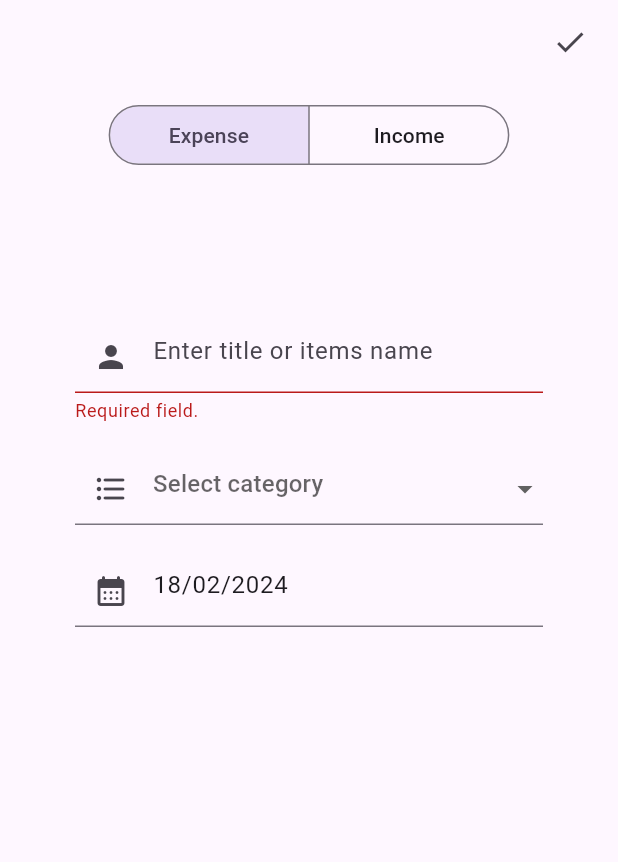
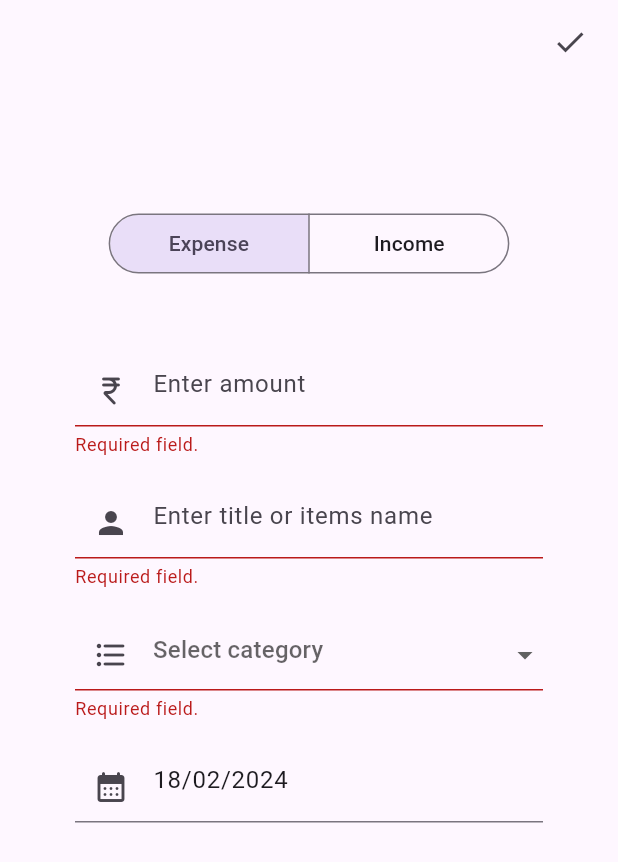
Before and after one commit to vrundraval24/Expense-Tracker, a Flutter app: the AddExpensePage screen opened by its route, after a tap on the "check" icon, on a phone screen of 412 x 824 dp. Shown: the top 862 px of the screen. Run offline on Flutter 3.47's test engine with Material 3 defaults, Android fonts, the phone set to English and light mode, and no system bars; our stand-ins replace appwrite, flutter_bloc, font_awesome_flutter, get_it, go_router, hive_flutter and 1 more; accounts and stored records are empty.

Commit message:
add expense page ui completed i guess. one error solved of global key which was occurring due to fast back and forth of add expense page.

```diff
--- a/lib/core/enums/enums.dart
+++ b/lib/core/enums/enums.dart
@@ -0,0 +1,12 @@
+enum TransactionType {
+  EXPENSE,
+  INCOME,
+}
+
+enum Category {
+  FOOD,
+  CLOTHES,
+  HEALTHCARE,
+  ENTERTAINMENT,
+  TRAVEL
+}
--- a/lib/cubits/add_expense_page_cubit/add_expense_page_cubit.dart
+++ b/lib/cubits/add_expense_page_cubit/add_expense_page_cubit.dart
@@ -7,28 +7,27 @@ import 'package:intl/intl.dart';
 part 'add_expense_page_state.dart';
 
 class AddExpensePageCubit extends Cubit<AddExpensePageState> {
-  AddExpensePageCubit()
-      : super(
-          AddExpensePageInitial(
-            selectedType: {'expense'},
-          ),
-        ) {
+  AddExpensePageCubit() : super(AddExpensePageInitial()) {
+
+    // Initialization
     dateController.text = DateFormat('dd/MM/yyyy').format(DateTime.now());
-    createDropDownMenu();
   }
 
+  bool isItemSelected = false;
+  DateTime selectedDate = DateTime.now();
+  Set<String> selectedType = {'expense'};
+
+  final GlobalKey<FormState> addExpenseFormKey = GlobalKey<FormState>();
+
+  final amountController = TextEditingController();
   final titleController = TextEditingController();
   final dateController = TextEditingController();
 
-  final GlobalKey<FormState> addExpenseFormKey = GlobalKey<FormState>();
+  // void changeSegment(Set<String> type) {
+  //   emit(AddExpensePageInitial(selectedType: type));
+  // }
 
-  DateTime selectedDate = DateTime.now();
-
-  Icon categoryIcon = Icon(FontAwesomeIcons.list);
-
-  void changeSegment(Set<String> type) {
-    emit(AddExpensePageInitial(selectedType: type));
-  }
+  // final List<DropdownMenuEntry<CategoryModel>> dropdownMenuEntryList = [];
 
   // void createDropDownMenu() {
   //
@@ -44,43 +43,4 @@ class AddExpensePageCubit extends Cubit<AddExpensePageState> {
   //     );
   //   }
   // }
-
-  // final List<DropdownMenuEntry<CategoryModel>> dropdownMenuEntryList = [];
-
-  final List<DropdownMenuItem<Object>> dropdownMenuEntryList = [];
-
-  bool isItemSelected = false;
-
-  void createDropDownMenu() {
-    print("create drop down menu called");
-
-    for (var category in CategoryData.listOfCategories) {
-      dropdownMenuEntryList.add(
-        DropdownMenuItem(
-          child: Row(
-            children: [
-              SizedBox(
-                width: 15,
-              ),
-              Icon(
-                category.icon.icon,
-                size: 18,
-                // color: category.color,
-              ),
-              SizedBox(
-                width: 20,
-              ),
-              Text(
-                category.name,
-                style: TextStyle(
-                  fontWeight: FontWeight.normal,
-                ),
-              ),
-            ],
-          ),
-          value: category,
-        ),
-      );
-    }
-  }
 }
--- a/lib/cubits/add_expense_page_cubit/add_expense_page_state.dart
+++ b/lib/cubits/add_expense_page_cubit/add_expense_page_state.dart
@@ -2,8 +2,4 @@ part of 'add_expense_page_cubit.dart';
 
 abstract class AddExpensePageState {}
 
-class AddExpensePageInitial extends AddExpensePageState {
-  final Set<String> selectedType;
-
-  AddExpensePageInitial({required this.selectedType});
-}
+class AddExpensePageInitial extends AddExpensePageState {}
--- a/lib/injection_container.dart
+++ b/lib/injection_container.dart
@@ -2,11 +2,15 @@
 
 import 'package:expense_tracker/cubits/network_connection_cubit/network_connection_cubit.dart';
 import 'package:expense_tracker/routes/routes.dart';
+import 'package:expense_tracker/utils/category_list.dart';
 import 'package:get_it/get_it.dart';
 
 final locator = GetIt.instance;
 
 void setupLocator() {
+
+  // create a category list
+  CategoryList.createDropDownMenu();
 
   // Initialize network connection cubit - to check network ASAP
   locator.registerSingleton<NetworkConnectionCubit>(NetworkConnectionCubit());
--- a/lib/main.dart
+++ b/lib/main.dart
@@ -46,9 +46,6 @@ class MyApp extends StatelessWidget {
         BlocProvider(
           create: (context) => MainPageCubit(),
         ),
-        BlocProvider(
-          create: (context) => AddExpensePageCubit(),
-        ),
       ],
       child: MaterialApp.router(
         title: 'Expense Tracker',
--- /dev/null
+++ b/lib/models/transaction_model.dart
@@ -0,0 +1,17 @@
+import 'package:expense_tracker/core/enums/enums.dart';
+
+class TransactionModel {
+  final TransactionType type;
+  final int amount;
+  final String title;
+  final Category category;
+  final String date;
+
+  TransactionModel({
+    required this.type,
+    required this.amount,
+    required this.title,
+    required this.category,
+    required this.date,
+  });
+}
--- a/lib/routes/routes.dart
+++ b/lib/routes/routes.dart
@@ -1,3 +1,4 @@
+import 'package:expense_tracker/cubits/add_expense_page_cubit/add_expense_page_cubit.dart';
 import 'package:expense_tracker/routes/routes_constant.dart';
 import 'package:expense_tracker/views/pages/add_expense_page.dart';
 import 'package:expense_tracker/views/pages/home_page.dart';
@@ -5,6 +6,7 @@ import 'package:expense_tracker/views/pages/login_page.dart';
 import 'package:expense_tracker/views/pages/main_page.dart';
 import 'package:expense_tracker/views/pages/splash_page.dart';
 import 'package:flutter/material.dart';
+import 'package:flutter_bloc/flutter_bloc.dart';
 import 'package:go_router/go_router.dart';
 
 
@@ -55,8 +57,11 @@ class Routes {
         name: RoutesConstant.ADD_EXPENSE_PAGE_NAME,
         path: '/addExpensePage',
         pageBuilder: (context, state) {
-          return const MaterialPage(
-            child: AddExpensePage(),
+          return MaterialPage(
+            child: BlocProvider(
+              create: (context) => AddExpensePageCubit(),
+              child: AddExpensePage(),
+            ),
           );
         },
       ),
--- /dev/null
+++ b/lib/utils/category_list.dart
@@ -0,0 +1,42 @@
+import 'package:flutter/material.dart';
+
+import '../data/category_data.dart';
+
+class CategoryList {
+
+  static final List<DropdownMenuItem<Object>> dropdownMenuEntryList = [];
+
+  static void createDropDownMenu() {
+    print("create drop down menu called");
+
+    for (var category in CategoryData.listOfCategories) {
+      dropdownMenuEntryList.add(
+        DropdownMenuItem(
+          child: Row(
+            children: [
+              SizedBox(
+                width: 15,
+              ),
+              Icon(
+                category.icon.icon,
+                size: 18,
+                // color: category.color,
+              ),
+              SizedBox(
+                width: 20,
+              ),
+              Text(
+                category.name,
+                style: TextStyle(
+                  fontWeight: FontWeight.normal,
+                ),
+              ),
+            ],
+          ),
+          value: category,
+        ),
+      );
+    }
+  }
+
+}
--- a/lib/utils/validations.dart
+++ b/lib/utils/validations.dart
@@ -1,3 +1,5 @@
+import 'package:expense_tracker/models/category_model.dart';
+
 class Validations {
   static String? notNullValidation(String value) {
     if (value == '') {
--- a/lib/views/pages/add_expense_page.dart
+++ b/lib/views/pages/add_expense_page.dart
@@ -1,10 +1,9 @@
 import 'package:expense_tracker/cubits/add_expense_page_cubit/add_expense_page_cubit.dart';
-import 'package:expense_tracker/data/category_data.dart';
-import 'package:expense_tracker/models/category_model.dart';
+import 'package:expense_tracker/utils/category_list.dart';
 import 'package:expense_tracker/utils/validations.dart';
 import 'package:flutter/material.dart';
+import 'package:flutter/services.dart';
 import 'package:flutter_bloc/flutter_bloc.dart';
-import 'package:font_awesome_flutter/font_awesome_flutter.dart';
 import 'package:intl/intl.dart';
 
 class AddExpensePage extends StatelessWidget {
@@ -14,14 +13,7 @@ class AddExpensePage extends StatelessWidget {
   Widget build(BuildContext context) {
     final addExpensePageCubit = BlocProvider.of<AddExpensePageCubit>(context);
 
-    return PopScope(
-      canPop: false,
-      onPopInvoked: (didPop) {
-        addExpensePageCubit.isItemSelected = false;
-        Navigator.pop(context);
-        // addExpensePageCubit.categoryIcon = Icon(FontAwesomeIcons.list);
-      },
-      child: GestureDetector(
+    return GestureDetector(
       onTap: () {
         FocusScope.of(context).unfocus();
       },
@@ -40,22 +32,25 @@ class AddExpensePage extends StatelessWidget {
             ),
           ],
         ),
-          body: Container(
-            padding: const EdgeInsets.symmetric(vertical: 10, horizontal: 50),
+        body: SingleChildScrollView(
+          child: Container(
+            padding: const EdgeInsets.symmetric(horizontal: 50),
             child: Column(
               crossAxisAlignment: CrossAxisAlignment.center,
               children: [
-                const SizedBox(
+                SizedBox(
+                  height: MediaQuery.of(context).size.height * 0.1,
                   width: double.maxFinite,
                 ),
-                BlocBuilder<AddExpensePageCubit, AddExpensePageState>(
-                  builder: (context, state) {
-                    if (state is AddExpensePageInitial) {
+                StatefulBuilder(
+                  builder: (context, setState) {
                     return SegmentedButton(
                       showSelectedIcon: false,
                       style: const ButtonStyle(
                         padding: MaterialStatePropertyAll(
-                                EdgeInsets.symmetric(horizontal: 40))),
+                          EdgeInsets.symmetric(horizontal: 40),
+                        ),
+                      ),
                       segments: const [
                         ButtonSegment(
                           value: 'expense',
@@ -68,13 +63,12 @@ class AddExpensePage extends StatelessWidget {
                           // icon: Icon(Icons.download_rounded),
                         ),
                       ],
-                        selected: state.selectedType,
+                      selected: addExpensePageCubit.selectedType,
                       onSelectionChanged: (setOfStrings) {
-                          addExpensePageCubit.changeSegment(setOfStrings);
+                        addExpensePageCubit.selectedType = setOfStrings;
+                        setState(() {});
                       },
                     );
-                    }
-                    return const SizedBox();
                   },
                 ),
                 Form(
@@ -82,7 +76,28 @@ class AddExpensePage extends StatelessWidget {
                   child: Column(
                     children: [
                       const SizedBox(
-                        height: 100,
+                        height: 50,
+                      ),
+                      TextFormField(
+                        controller: addExpensePageCubit.amountController,
+                        maxLength: 5,
+                        decoration: InputDecoration(
+                            counterText: '',
+                            hintText: 'Enter amount',
+                            prefixIcon: Icon(Icons.currency_rupee_rounded)),
+                        keyboardType: TextInputType.number,
+                        validator: (value) {
+                          if (value != null) {
+                            return Validations.notNullValidation(value.trim());
+                          }
+                          return null;
+                        },
+                        inputFormatters: [
+                          FilteringTextInputFormatter.deny(RegExp(r'\s|-|,|\.'))
+                        ],
+                      ),
+                      const SizedBox(
+                        height: 20,
                       ),
                       TextFormField(
                         controller: addExpensePageCubit.titleController,
@@ -102,36 +117,15 @@ class AddExpensePage extends StatelessWidget {
                       const SizedBox(
                         height: 20,
                       ),
-                      // StatefulBuilder(
-                      //   builder: (context, setState) {
-                      //     return DropdownMenu(
-                      //       dropdownMenuEntries:
-                      //           addExpensePageCubit.dropdownMenuEntryList,
-                      //       hintText: 'Select category',
-                      //       // errorText: 'Required field',
-                      //       expandedInsets: EdgeInsets.zero,
-                      //       leadingIcon: Icon(
-                      //         addExpensePageCubit.categoryIcon.icon,
-                      //         size: 18,
-                      //       ),
-                      //       // enableFilter: true,
-                      //       // requestFocusOnTap: true,
-                      //
-                      //       onSelected: (value) {
-                      //         addExpensePageCubit.categoryIcon = value!.icon;
-                      //         setState(
-                      //           () {},
-                      //         );
-                      //       },
-                      //     );
-                      //   },
-                      // ),
-                      // const SizedBox(
-                      //   height: 20,
-                      // ),
                       StatefulBuilder(
                         builder: (context, setState) {
                           return DropdownButtonFormField(
+                            validator: <CategoryModel>(CategoryModel value) {
+                              if (value == null) {
+                                return 'Required field.';
+                              }
+                              return null;
+                            },
                             focusColor: Colors.transparent,
                             decoration: InputDecoration(
                               focusedBorder: UnderlineInputBorder(
@@ -147,7 +141,7 @@ class AddExpensePage extends StatelessWidget {
                                   ? null
                                   : Icon(Icons.format_list_bulleted_rounded),
                             ),
-                            items: addExpensePageCubit.dropdownMenuEntryList,
+                            items: CategoryList.dropdownMenuEntryList,
                             onChanged: (value) {
                               addExpensePageCubit.isItemSelected = true;
                               setState(() {});
@@ -159,6 +153,12 @@ class AddExpensePage extends StatelessWidget {
                         height: 20,
                       ),
                       TextFormField(
+                        validator: (value) {
+                          if (value != null) {
+                            return Validations.notNullValidation(value.trim());
+                          }
+                          return null;
+                        },
                         canRequestFocus: false,
                         controller: addExpensePageCubit.dateController,
                         readOnly: true,
@@ -188,6 +188,9 @@ class AddExpensePage extends StatelessWidget {
                     ],
                   ),
                 ),
+                SizedBox(
+                  height: MediaQuery.of(context).size.height * 0.1,
+                ),
               ],
             ),
           ),
```
Also changed, not shown: assets/app_logo.png, 6 other files. Lines whose indentation alone changed are shown as unchanged.
